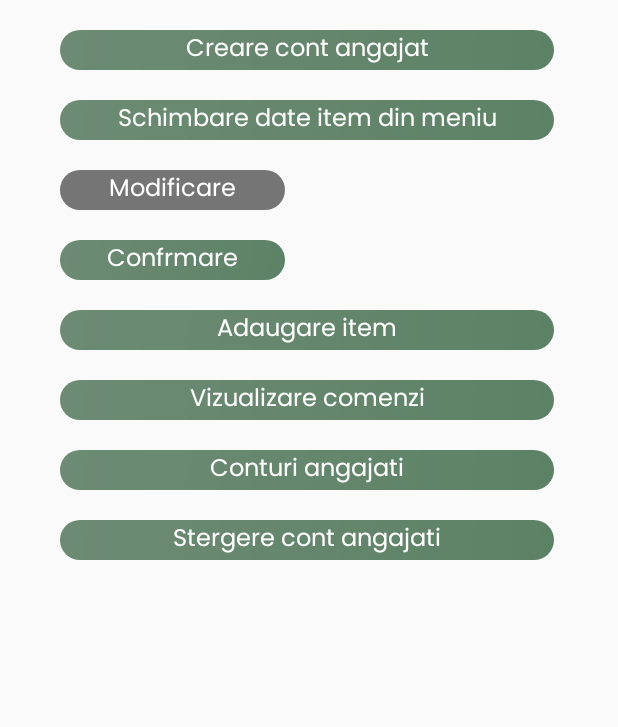
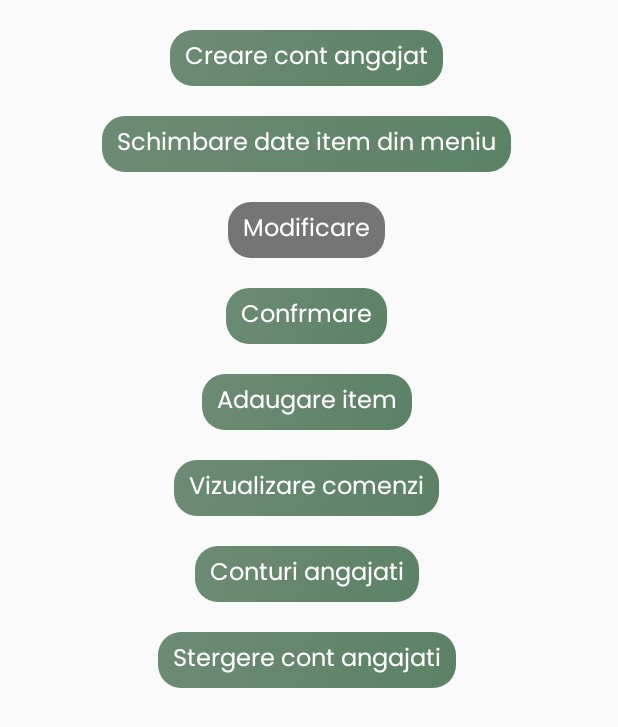
Before and after one commit to Sruf-y/Proiect_IS, an Android app: the layout activity_admin.xml on its own in the app's theme, with its tools: preview values and no code run, on a phone screen of 412 x 824 dp. Shown: the top 727 px of the screen. Run offline under Robolectric (Android 15) with nearby library versions, the phone set to English and light mode, and no system bars.

Commit message:
Adaugari de Andrei

```diff
--- a/app/src/main/res/layout/activity_admin.xml
+++ b/app/src/main/res/layout/activity_admin.xml
@@ -28,90 +28,105 @@
         android:layout_height="729dp"
         android:clipToPadding="true"
         android:divider="@drawable/invisible_divider_horizontal"
+        android:gravity="center_horizontal|top"
         android:orientation="vertical"
-        android:paddingStart="40dp"
         android:paddingTop="20dp"
-        android:paddingEnd="40dp"
         android:showDividers="middle"
         tools:layout_editor_absoluteX="1dp"
         tools:layout_editor_absoluteY="1dp">
 
         <Button
             android:id="@+id/admin_buton_adaugare_angajat"
-            android:layout_width="match_parent"
+            android:layout_width="wrap_content"
             android:layout_height="wrap_content"
-            android:text="Creare cont angajat"
             android:background="@drawable/rounded_button"
             android:fontFamily="@font/poppins"
+            android:paddingHorizontal="10dp"
+            android:paddingVertical="5dp"
+            android:text="Creare cont angajat"
             android:textColor="@android:color/white"
             android:textSize="16sp" />
 
         <Button
             android:id="@+id/admin_schimbare_date_item_meniu"
-            android:layout_width="match_parent"
+            android:layout_width="wrap_content"
             android:layout_height="wrap_content"
-            android:text="Schimbare date item din meniu"
             android:background="@drawable/rounded_button"
             android:fontFamily="@font/poppins"
+            android:paddingHorizontal="10dp"
+            android:paddingVertical="5dp"
+            android:text="Schimbare date item din meniu"
             android:textColor="@android:color/white"
             android:textSize="16sp" />
 
         <Button
             android:id="@+id/admin_modificare"
-            android:layout_width="150dp"
+            android:layout_width="wrap_content"
             android:layout_height="wrap_content"
-            android:text="Modificare"
             android:background="@drawable/rounded_buttonv2"
             android:fontFamily="@font/poppins"
+            android:paddingHorizontal="10dp"
+            android:paddingVertical="5dp"
+            android:text="Modificare"
             android:textColor="@android:color/white"
             android:textSize="16sp" />
 
         <Button
             android:id="@+id/admin_confirmare"
-            android:layout_width="150dp"
+            android:layout_width="wrap_content"
             android:layout_height="wrap_content"
             android:background="@drawable/rounded_button"
             android:fontFamily="@font/poppins"
+            android:paddingHorizontal="10dp"
+            android:paddingVertical="5dp"
             android:text="Confrmare"
             android:textColor="@android:color/white"
             android:textSize="16sp" />
 
         <Button
             android:id="@+id/admin_adaugare_item"
-            android:layout_width="match_parent"
+            android:layout_width="wrap_content"
             android:layout_height="wrap_content"
             android:background="@drawable/rounded_button"
             android:fontFamily="@font/poppins"
+            android:paddingHorizontal="10dp"
+            android:paddingVertical="5dp"
             android:text="Adaugare item"
             android:textColor="@android:color/white"
             android:textSize="16sp" />
 
         <Button
             android:id="@+id/admin_vizualizare_comenzi"
-            android:layout_width="match_parent"
+            android:layout_width="wrap_content"
             android:layout_height="wrap_content"
             android:background="@drawable/rounded_button"
             android:fontFamily="@font/poppins"
+            android:paddingHorizontal="10dp"
+            android:paddingVertical="5dp"
             android:text="Vizualizare comenzi"
             android:textColor="@android:color/white"
             android:textSize="16sp" />
 
         <Button
             android:id="@+id/admin_vizualizare_conturi_angajati"
-            android:layout_width="match_parent"
+            android:layout_width="wrap_content"
             android:layout_height="wrap_content"
             android:background="@drawable/rounded_button"
             android:fontFamily="@font/poppins"
+            android:paddingHorizontal="10dp"
+            android:paddingVertical="5dp"
             android:text="Conturi angajati"
             android:textColor="@android:color/white"
             android:textSize="16sp" />
 
         <Button
             android:id="@+id/admin_stergere_cont_angajati"
-            android:layout_width="match_parent"
+            android:layout_width="wrap_content"
             android:layout_height="wrap_content"
             android:background="@drawable/rounded_button"
             android:fontFamily="@font/poppins"
+            android:paddingHorizontal="10dp"
+            android:paddingVertical="5dp"
             android:text="Stergere cont angajati"
             android:textColor="@android:color/white"
             android:textSize="16sp" />
```
